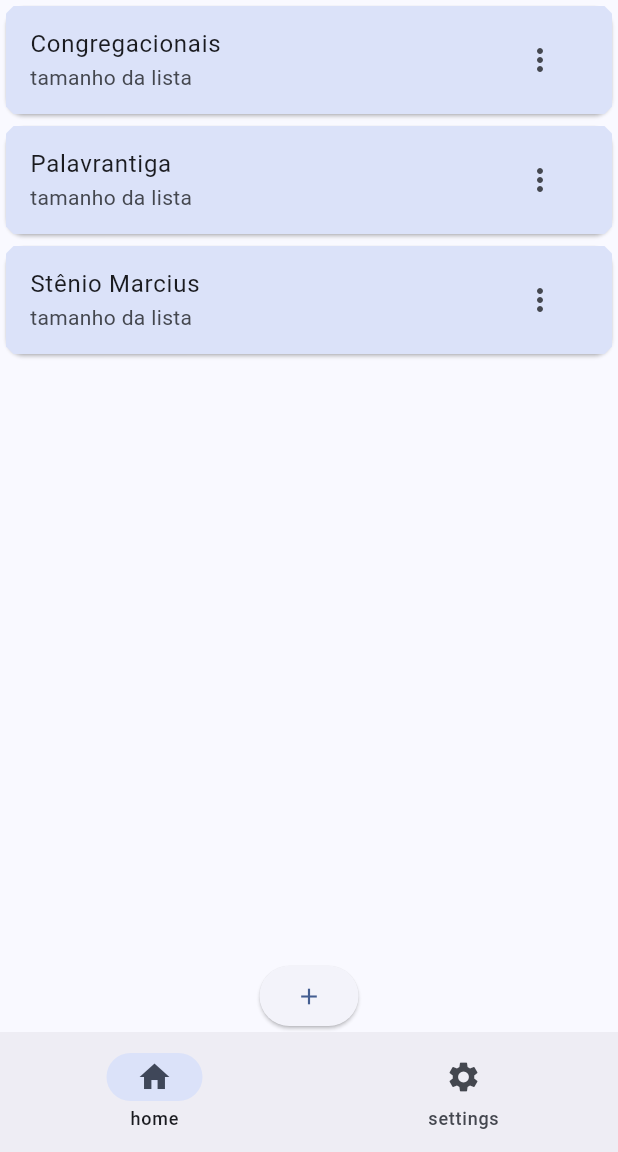
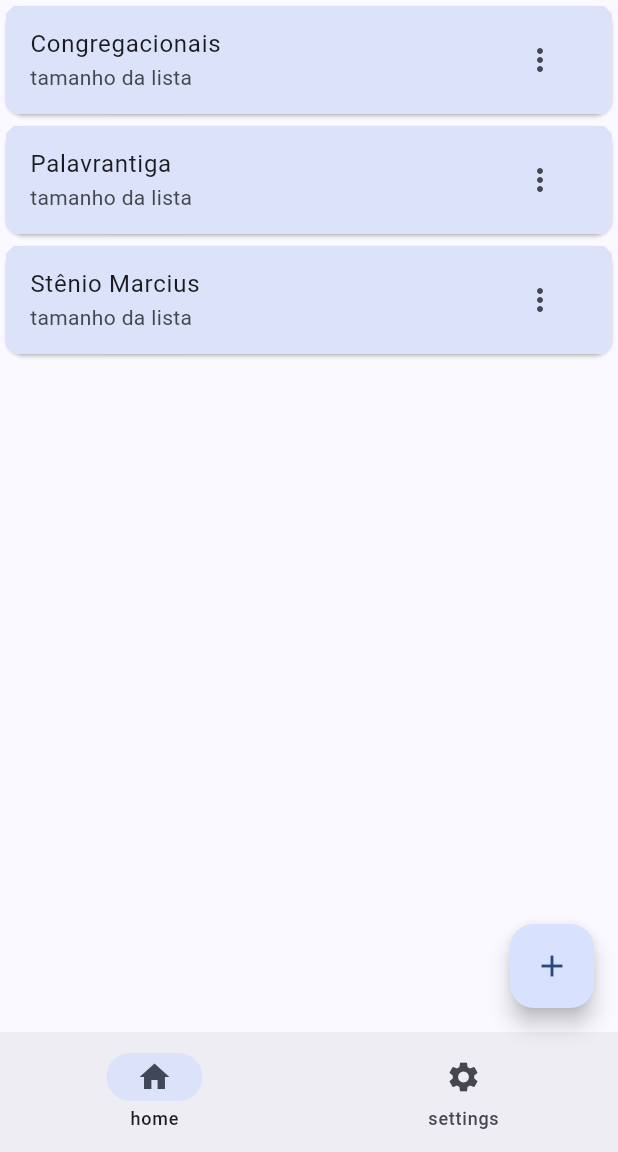
Before and after one commit to wisegriffin/organizador-repertorios, a Flutter app: the screen it shows after launch, after a tap on the "add" icon, on a phone screen of 412 x 824 dp, the part 84-1236 px from its top. Run offline on Flutter 3.47's test engine with Material 3 defaults, Android fonts, the light colour scheme and no system bars.

Commit message:
start of clean architecture

```diff
--- a/lib/app.dart
+++ b/lib/app.dart
@@ -1,5 +1,5 @@
 import 'package:flutter/material.dart';
-import 'main_page.dart';
+import 'presentation/pages/main_page.dart';
 
 class App extends StatelessWidget {
   const App({super.key});
--- a/lib/main.dart
+++ b/lib/main.dart
@@ -1,6 +1,13 @@
 import 'package:flutter/material.dart';
+import 'package:flutter/services.dart';
 import 'app.dart';
 
 void main() {
-  runApp(const App());
+  WidgetsFlutterBinding.ensureInitialized();
+
+  SystemChrome.setPreferredOrientations([
+    DeviceOrientation.portraitUp,
+    ]).then((_) {
+    runApp(const App());
+  });
 }
--- a/lib/lists_page.dart
+++ b/lib/presentation/pages/lists_page.dart
@@ -8,13 +8,20 @@ class ListsPage extends StatefulWidget {
 }
 
 class _ListsPageState extends State<ListsPage> {
+  // TODO: refactor the repertory logic to a separate file
   var repertories = ['Congregacionais', 'Palavrantiga', 'Stênio Marcius'];
+
+  void _addRepertory(String name) {
+    setState(() {
+      repertories.add(name);
+    });
+  }
 
   @override
   Widget build(BuildContext context) {
     return Column(
       children: [
-        // List of all repertories
+        /// List of all repertories
         Expanded(
           child: ListView.builder(
             itemCount: repertories.length,
@@ -22,19 +29,13 @@ class _ListsPageState extends State<ListsPage> {
                 _Repertory(title: repertories[index]),
           ),
         ),
-
-        // TODO: A button in the bottom right to add repertories
-        ElevatedButton(
-          child: Icon(Icons.add),
-          onPressed: () => print('pressed'),
-        ),
       ],
     );
   }
 }
 
 class _Repertory extends StatelessWidget {
-  const _Repertory({required this.title});
+  const _Repertory({super.key, required this.title});
 
   final String title;
 
--- a/lib/main_page.dart
+++ b/lib/presentation/pages/main_page.dart
@@ -1,5 +1,5 @@
 import 'package:flutter/material.dart';
-import 'package:organizador_repertorios/lists_page.dart';
+import 'package:organizador_repertorios/presentation/pages/lists_page.dart';
 
 class MainPage extends StatefulWidget {
   const MainPage({super.key});
@@ -12,7 +12,7 @@ class _MainPageState extends State<MainPage> {
   int _selectedIndex = 0;
   final _destinations = [ListsPage(), Placeholder()];
 
-  void _navigationBar(int index) {
+  void _navigateToSelected(int index) {
     setState(() => _selectedIndex = index);
   }
 
@@ -26,12 +26,19 @@ class _MainPageState extends State<MainPage> {
       body: _destinations[_selectedIndex],
       bottomNavigationBar: NavigationBar(
         selectedIndex: _selectedIndex,
-        onDestinationSelected: _navigationBar,
+        onDestinationSelected: _navigateToSelected,
         destinations: [
           NavigationDestination(icon: Icon(Icons.home), label: 'home'),
           NavigationDestination(icon: Icon(Icons.settings), label: 'settings'),
         ],
       ),
+      floatingActionButton:
+          _selectedIndex == _destinations.indexOf(_destinations.first)
+          ? FloatingActionButton(
+              child: Icon(Icons.add),
+              onPressed: () => print('pressed'),
+            )
+          : null,
     );
   }
 }
```
